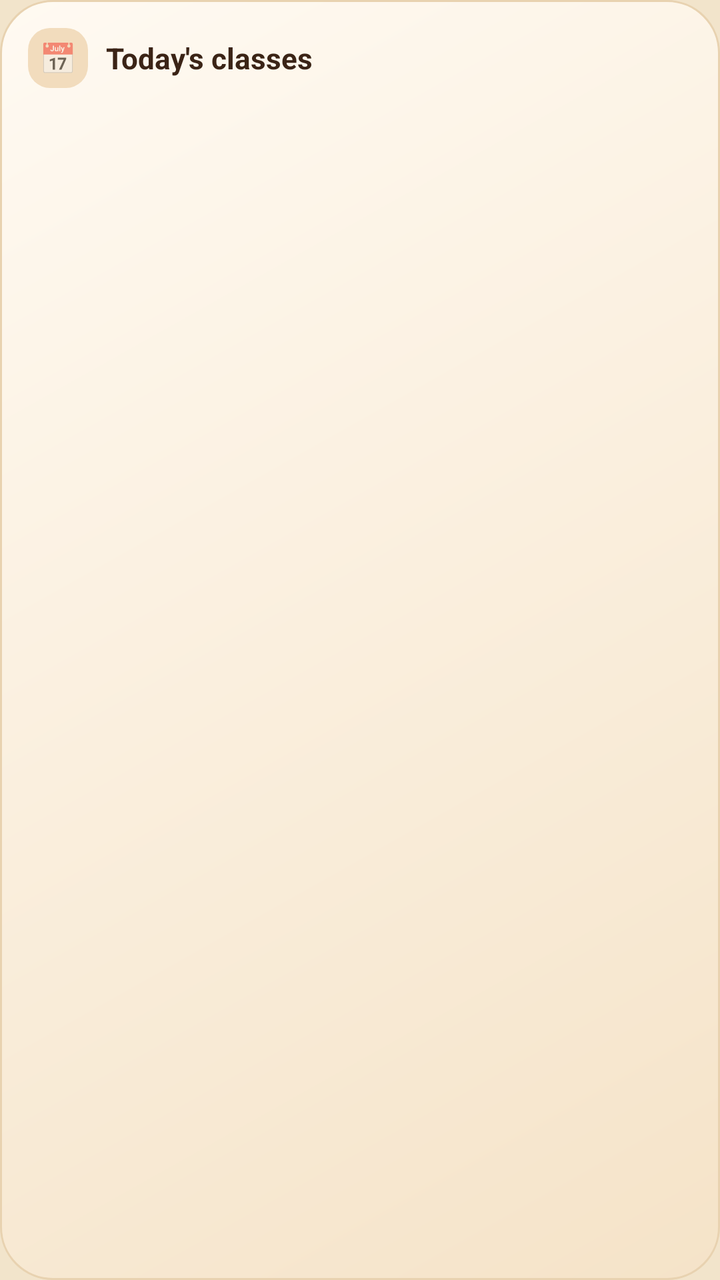
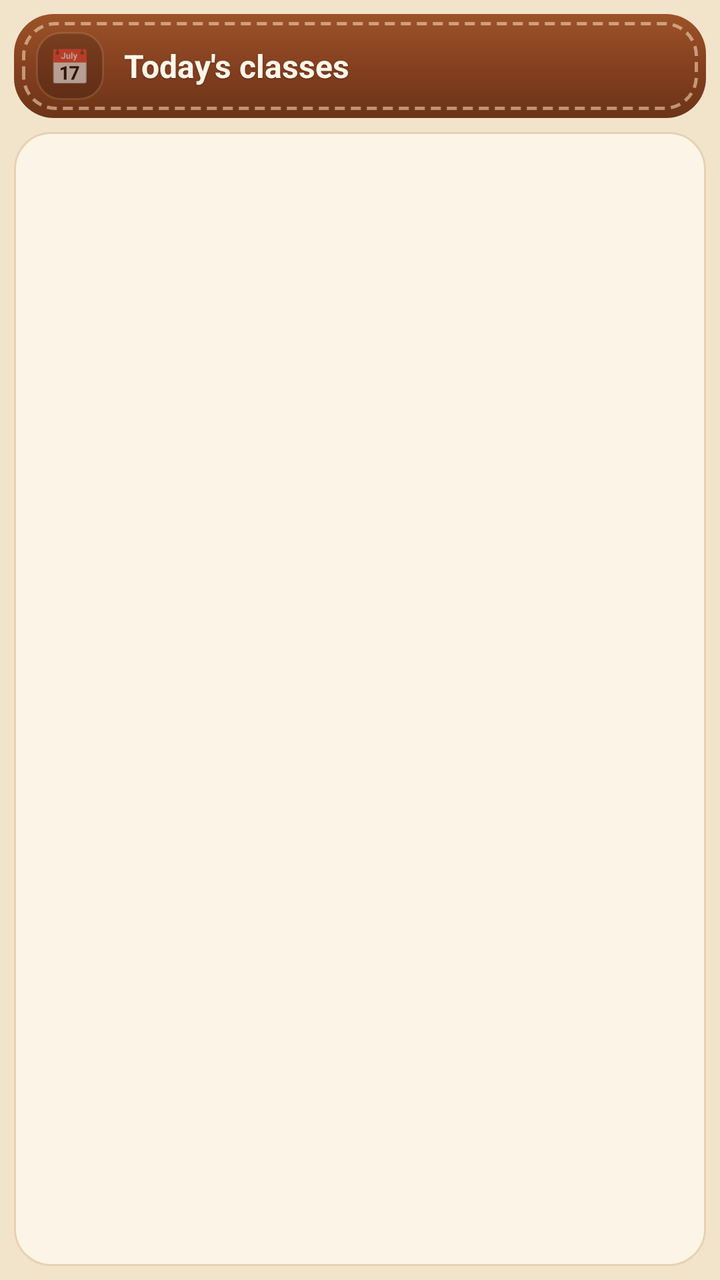

Screens rendered from an Android XML layout before and after an edit, with the pre-edit source and the edit as a unified diff.
<!-- AndroidManifest.xml: application theme AppTheme -->
<!-- res/layout/widget_today.xml -->
<?xml version="1.0" encoding="utf-8"?>
<LinearLayout xmlns:android="http://schemas.android.com/apk/res/android" android:id="@+id/w_root" android:layout_width="match_parent" android:layout_height="match_parent"
    android:orientation="vertical" android:background="@drawable/widget_bg" android:padding="14dp">
    <LinearLayout android:layout_width="match_parent" android:layout_height="wrap_content" android:orientation="horizontal" android:gravity="center_vertical">
        <TextView android:id="@+id/w_icon" android:layout_width="30dp" android:layout_height="30dp" android:background="@drawable/widget_tile"
            android:gravity="center" android:text="📅" android:textSize="15sp" />
        <TextView android:id="@+id/w_label" android:layout_width="0dp" android:layout_weight="1" android:layout_height="wrap_content" android:layout_marginStart="9dp"
            android:text="Today's classes" android:textColor="@color/widget_ink" android:textSize="14.5sp" android:textStyle="bold" android:maxLines="1" android:ellipsize="end" />
        <TextView android:id="@+id/w_chip" android:layout_width="wrap_content" android:layout_height="wrap_content" android:layout_marginStart="6dp"
            android:background="@drawable/chip_neutral" android:paddingLeft="9dp" android:paddingRight="9dp" android:paddingTop="3dp" android:paddingBottom="3dp"
            android:textColor="#8A6A52" android:textSize="11sp" android:textStyle="bold" android:maxLines="1" android:visibility="gone" />
    </LinearLayout>
    <TextView android:layout_width="match_parent" android:layout_height="4dp" />
    <LinearLayout android:id="@+id/w_r1" android:layout_width="match_parent" android:layout_height="wrap_content" android:orientation="horizontal" android:gravity="center_vertical"
        android:layout_marginTop="3dp" android:paddingLeft="8dp" android:paddingRight="8dp" android:paddingTop="5dp" android:paddingBottom="5dp" android:visibility="gone">
        <TextView android:id="@+id/w_t1" android:layout_width="62dp" android:layout_height="wrap_content" android:textColor="@color/widget_muted" android:textSize="12sp" android:textStyle="bold" android:maxLines="1" />
        <ImageView android:id="@+id/w_d1" android:layout_width="8dp" android:layout_height="8dp" android:src="@drawable/dot_accent" android:importantForAccessibility="no" />
        <TextView android:id="@+id/w_a1" android:layout_width="0dp" android:layout_weight="1" android:layout_height="wrap_content" android:layout_marginStart="10dp" android:textColor="@color/widget_ink" android:textSize="13.5sp" android:maxLines="1" android:ellipsize="end" />
        <TextView android:id="@+id/w_b1" android:layout_width="wrap_content" android:layout_height="wrap_content" android:layout_marginStart="6dp" android:textColor="@color/widget_muted" android:textSize="11.5sp" android:maxLines="1" />
    </LinearLayout>
    <LinearLayout android:id="@+id/w_r2" android:layout_width="match_parent" android:layout_height="wrap_content" android:orientation="horizontal" android:gravity="center_vertical"
        android:layout_marginTop="3dp" android:paddingLeft="8dp" android:paddingRight="8dp" android:paddingTop="5dp" android:paddingBottom="5dp" android:visibility="gone">
        <TextView android:id="@+id/w_t2" android:layout_width="62dp" android:layout_height="wrap_content" android:textColor="@color/widget_muted" android:textSize="12sp" android:textStyle="bold" android:maxLines="1" />
        <ImageView android:id="@+id/w_d2" android:layout_width="8dp" android:layout_height="8dp" android:src="@drawable/dot_accent" android:importantForAccessibility="no" />
        <TextView android:id="@+id/w_a2" android:layout_width="0dp" android:layout_weight="1" android:layout_height="wrap_content" android:layout_marginStart="10dp" android:textColor="@color/widget_ink" android:textSize="13.5sp" android:maxLines="1" android:ellipsize="end" />
        <TextView android:id="@+id/w_b2" android:layout_width="wrap_content" android:layout_height="wrap_content" android:layout_marginStart="6dp" android:textColor="@color/widget_muted" android:textSize="11.5sp" android:maxLines="1" />
    </LinearLayout>
    <LinearLayout android:id="@+id/w_r3" android:layout_width="match_parent" android:layout_height="wrap_content" android:orientation="horizontal" android:gravity="center_vertical"
        android:layout_marginTop="3dp" android:paddingLeft="8dp" android:paddingRight="8dp" android:paddingTop="5dp" android:paddingBottom="5dp" android:visibility="gone">
        <TextView android:id="@+id/w_t3" android:layout_width="62dp" android:layout_height="wrap_content" android:textColor="@color/widget_muted" android:textSize="12sp" android:textStyle="bold" android:maxLines="1" />
        <ImageView android:id="@+id/w_d3" android:layout_width="8dp" android:layout_height="8dp" android:src="@drawable/dot_accent" android:importantForAccessibility="no" />
        <TextView android:id="@+id/w_a3" android:layout_width="0dp" android:layout_weight="1" android:layout_height="wrap_content" android:layout_marginStart="10dp" android:textColor="@color/widget_ink" android:textSize="13.5sp" android:maxLines="1" android:ellipsize="end" />
        <TextView android:id="@+id/w_b3" android:layout_width="wrap_content" android:layout_height="wrap_content" android:layout_marginStart="6dp" android:textColor="@color/widget_muted" android:textSize="11.5sp" android:maxLines="1" />
    </LinearLayout>
    <LinearLayout android:id="@+id/w_r4" android:layout_width="match_parent" android:layout_height="wrap_content" android:orientation="horizontal" android:gravity="center_vertical"
        android:layout_marginTop="3dp" android:paddingLeft="8dp" android:paddingRight="8dp" android:paddingTop="5dp" android:paddingBottom="5dp" android:visibility="gone">
        <TextView android:id="@+id/w_t4" android:layout_width="62dp" android:layout_height="wrap_content" android:textColor="@color/widget_muted" android:textSize="12sp" android:textStyle="bold" android:maxLines="1" />
        <ImageView android:id="@+id/w_d4" android:layout_width="8dp" android:layout_height="8dp" android:src="@drawable/dot_accent" android:importantForAccessibility="no" />
        <TextView android:id="@+id/w_a4" android:layout_width="0dp" android:layout_weight="1" android:layout_height="wrap_content" android:layout_marginStart="10dp" android:textColor="@color/widget_ink" android:textSize="13.5sp" android:maxLines="1" android:ellipsize="end" />
        <TextView android:id="@+id/w_b4" android:layout_width="wrap_content" android:layout_height="wrap_content" android:layout_marginStart="6dp" android:textColor="@color/widget_muted" android:textSize="11.5sp" android:maxLines="1" />
    </LinearLayout>
    <LinearLayout android:id="@+id/w_r5" android:layout_width="match_parent" android:layout_height="wrap_content" android:orientation="horizontal" android:gravity="center_vertical"
        android:layout_marginTop="3dp" android:paddingLeft="8dp" android:paddingRight="8dp" android:paddingTop="5dp" android:paddingBottom="5dp" android:visibility="gone">
        <TextView android:id="@+id/w_t5" android:layout_width="62dp" android:layout_height="wrap_content" android:textColor="@color/widget_muted" android:textSize="12sp" android:textStyle="bold" android:maxLines="1" />
        <ImageView android:id="@+id/w_d5" android:layout_width="8dp" android:layout_height="8dp" android:src="@drawable/dot_accent" android:importantForAccessibility="no" />
        <TextView android:id="@+id/w_a5" android:layout_width="0dp" android:layout_weight="1" android:layout_height="wrap_content" android:layout_marginStart="10dp" android:textColor="@color/widget_ink" android:textSize="13.5sp" android:maxLines="1" android:ellipsize="end" />
        <TextView android:id="@+id/w_b5" android:layout_width="wrap_content" android:layout_height="wrap_content" android:layout_marginStart="6dp" android:textColor="@color/widget_muted" android:textSize="11.5sp" android:maxLines="1" />
    </LinearLayout>
    <LinearLayout android:id="@+id/w_r6" android:layout_width="match_parent" android:layout_height="wrap_content" android:orientation="horizontal" android:gravity="center_vertical"
        android:layout_marginTop="3dp" android:paddingLeft="8dp" android:paddingRight="8dp" android:paddingTop="5dp" android:paddingBottom="5dp" android:visibility="gone">
        <TextView android:id="@+id/w_t6" android:layout_width="62dp" android:layout_height="wrap_content" android:textColor="@color/widget_muted" android:textSize="12sp" android:textStyle="bold" android:maxLines="1" />
        <ImageView android:id="@+id/w_d6" android:layout_width="8dp" android:layout_height="8dp" android:src="@drawable/dot_accent" android:importantForAccessibility="no" />
        <TextView android:id="@+id/w_a6" android:layout_width="0dp" android:layout_weight="1" android:layout_height="wrap_content" android:layout_marginStart="10dp" android:textColor="@color/widget_ink" android:textSize="13.5sp" android:maxLines="1" android:ellipsize="end" />
        <TextView android:id="@+id/w_b6" android:layout_width="wrap_content" android:layout_height="wrap_content" android:layout_marginStart="6dp" android:textColor="@color/widget_muted" android:textSize="11.5sp" android:maxLines="1" />
    </LinearLayout>
    <TextView android:id="@+id/w_empty" android:layout_width="match_parent" android:layout_height="wrap_content" android:layout_marginTop="10dp" android:textColor="@color/widget_muted" android:textSize="13sp" android:visibility="gone" />
</LinearLayout>
<!-- resources referenced by this layout -->
<resources>
  <color name="widget_ink">#3B2416</color>
  <color name="widget_muted">#8A6A52</color>
  <!-- drawable chip_neutral (drawable) -->
  <?xml version="1.0" encoding="utf-8"?>
  <shape xmlns:android="http://schemas.android.com/apk/res/android" android:shape="rectangle">
      <solid android:color="#268A6A52" />
      <corners android:radius="999dp" />
  </shape>
  <!-- drawable dot_accent (drawable) -->
  <?xml version="1.0" encoding="utf-8"?>
  <shape xmlns:android="http://schemas.android.com/apk/res/android" android:shape="oval">
      <solid android:color="#C0662A" />
      <size android:width="8dp" android:height="8dp" />
  </shape>
  <!-- drawable widget_bg (drawable) -->
  <?xml version="1.0" encoding="utf-8"?>
  <shape xmlns:android="http://schemas.android.com/apk/res/android" android:shape="rectangle">
      <gradient android:angle="315" android:startColor="@color/widget_bg_top" android:endColor="@color/widget_bg_bottom" />
      <corners android:radius="26dp" />
      <stroke android:width="1dp" android:color="@color/widget_line" />
  </shape>
  <!-- drawable widget_tile (drawable) -->
  <?xml version="1.0" encoding="utf-8"?>
  <shape xmlns:android="http://schemas.android.com/apk/res/android" android:shape="rectangle">
      <solid android:color="@color/widget_tile" />
      <corners android:radius="11dp" />
  </shape>
  <style name="AppTheme" parent="Theme.AppCompat.DayNight.NoActionBar">
          <item name="colorPrimary">@color/colorPrimary</item>
          <item name="colorPrimaryDark">@color/colorPrimaryDark</item>
          <item name="colorAccent">@color/colorAccent</item>
          <item name="android:windowBackground">@color/page</item>
      </style>
  <color name="widget_bg_top">#FFFAF2</color>
  <color name="widget_bg_bottom">#F5E3C8</color>
  <color name="widget_line">#E8D2B0</color>
  <color name="widget_tile">#F2DCBD</color>
  <color name="colorPrimary">#7C3D1B</color>
  <color name="colorPrimaryDark">#7C3D1B</color>
  <color name="colorAccent">#6A3DE8</color>
  <color name="page">#F2E4CB</color>
</resources>

<!-- the commit's change to res/layout/widget_today.xml (unified diff, before → after) -->
@@ -1,57 +1,66 @@
 <?xml version="1.0" encoding="utf-8"?>
 <LinearLayout xmlns:android="http://schemas.android.com/apk/res/android" android:id="@+id/w_root" android:layout_width="match_parent" android:layout_height="match_parent"
-    android:orientation="vertical" android:background="@drawable/widget_bg" android:padding="14dp">
-    <LinearLayout android:layout_width="match_parent" android:layout_height="wrap_content" android:orientation="horizontal" android:gravity="center_vertical">
-        <TextView android:id="@+id/w_icon" android:layout_width="30dp" android:layout_height="30dp" android:background="@drawable/widget_tile"
-            android:gravity="center" android:text="📅" android:textSize="15sp" />
-        <TextView android:id="@+id/w_label" android:layout_width="0dp" android:layout_weight="1" android:layout_height="wrap_content" android:layout_marginStart="9dp"
-            android:text="Today's classes" android:textColor="@color/widget_ink" android:textSize="14.5sp" android:textStyle="bold" android:maxLines="1" android:ellipsize="end" />
+    android:orientation="vertical" android:background="@drawable/widget_bg" android:padding="7dp">
+    
+    <LinearLayout android:layout_width="match_parent" android:layout_height="wrap_content" android:orientation="horizontal" android:gravity="center_vertical"
+        android:background="@drawable/widget_leather" android:paddingLeft="11dp" android:paddingRight="11dp" android:paddingTop="9dp" android:paddingBottom="9dp">
+        <TextView android:id="@+id/w_icon" android:layout_width="34dp" android:layout_height="34dp" android:background="@drawable/widget_tile"
+            android:gravity="center" android:text="📅" android:textSize="17sp" />
+        <LinearLayout android:layout_width="0dp" android:layout_weight="1" android:layout_height="wrap_content" android:orientation="vertical" android:layout_marginStart="10dp">
+            <TextView android:id="@+id/w_label" android:layout_width="match_parent" android:layout_height="wrap_content" android:text="Today's classes"
+                android:textColor="#FFFFF6EA" android:textSize="16sp" android:textStyle="bold" android:maxLines="1" android:ellipsize="end"
+                android:shadowColor="#8C321405" android:shadowDy="1" android:shadowRadius="1" />
+            <TextView android:id="@+id/w_hsub" android:layout_width="match_parent" android:layout_height="wrap_content" android:textColor="#FFF0CFA6"
+                android:textSize="11.5sp" android:textStyle="bold" android:maxLines="1" android:ellipsize="end" android:visibility="gone" />
+        </LinearLayout>
         <TextView android:id="@+id/w_chip" android:layout_width="wrap_content" android:layout_height="wrap_content" android:layout_marginStart="6dp"
             android:background="@drawable/chip_neutral" android:paddingLeft="9dp" android:paddingRight="9dp" android:paddingTop="3dp" android:paddingBottom="3dp"
-            android:textColor="#8A6A52" android:textSize="11sp" android:textStyle="bold" android:maxLines="1" android:visibility="gone" />
+            android:textColor="#FFFFF1DD" android:textSize="11sp" android:textStyle="bold" android:maxLines="1" android:visibility="gone" />
     </LinearLayout>
-    <TextView android:layout_width="match_parent" android:layout_height="4dp" />
-    <LinearLayout android:id="@+id/w_r1" android:layout_width="match_parent" android:layout_height="wrap_content" android:orientation="horizontal" android:gravity="center_vertical"
-        android:layout_marginTop="3dp" android:paddingLeft="8dp" android:paddingRight="8dp" android:paddingTop="5dp" android:paddingBottom="5dp" android:visibility="gone">
-        <TextView android:id="@+id/w_t1" android:layout_width="62dp" android:layout_height="wrap_content" android:textColor="@color/widget_muted" android:textSize="12sp" android:textStyle="bold" android:maxLines="1" />
-        <ImageView android:id="@+id/w_d1" android:layout_width="8dp" android:layout_height="8dp" android:src="@drawable/dot_accent" android:importantForAccessibility="no" />
-        <TextView android:id="@+id/w_a1" android:layout_width="0dp" android:layout_weight="1" android:layout_height="wrap_content" android:layout_marginStart="10dp" android:textColor="@color/widget_ink" android:textSize="13.5sp" android:maxLines="1" android:ellipsize="end" />
-        <TextView android:id="@+id/w_b1" android:layout_width="wrap_content" android:layout_height="wrap_content" android:layout_marginStart="6dp" android:textColor="@color/widget_muted" android:textSize="11.5sp" android:maxLines="1" />
+    <LinearLayout android:id="@+id/w_card" android:layout_width="match_parent" android:layout_height="0dp" android:layout_weight="1" android:layout_marginTop="7dp"
+        android:orientation="vertical" android:background="@drawable/widget_card" android:padding="7dp">
+        <LinearLayout android:id="@+id/w_r1" android:layout_width="match_parent" android:layout_height="wrap_content" android:orientation="horizontal" android:gravity="center_vertical"
+            android:layout_marginTop="2dp" android:paddingLeft="7dp" android:paddingRight="7dp" android:paddingTop="5dp" android:paddingBottom="5dp" android:visibility="gone">
+            <TextView android:id="@+id/w_t1" android:layout_width="60dp" android:layout_height="wrap_content" android:textColor="@color/widget_muted" android:textSize="12sp" android:textStyle="bold" android:maxLines="1" />
+            <ImageView android:id="@+id/w_d1" android:layout_width="8dp" android:layout_height="8dp" android:src="@drawable/dot_accent" android:importantForAccessibility="no" />
+            <TextView android:id="@+id/w_a1" android:layout_width="0dp" android:layout_weight="1" android:layout_height="wrap_content" android:layout_marginStart="10dp" android:textColor="@color/widget_ink" android:textSize="13.5sp" android:maxLines="1" android:ellipsize="end" />
+            <TextView android:id="@+id/w_b1" android:layout_width="wrap_content" android:layout_height="wrap_content" android:layout_marginStart="6dp" android:textColor="@color/widget_muted" android:textSize="11.5sp" android:maxLines="1" />
+        </LinearLayout>
+        <LinearLayout android:id="@+id/w_r2" android:layout_width="match_parent" android:layout_height="wrap_content" android:orientation="horizontal" android:gravity="center_vertical"
+            android:layout_marginTop="2dp" android:paddingLeft="7dp" android:paddingRight="7dp" android:paddingTop="5dp" android:paddingBottom="5dp" android:visibility="gone">
+            <TextView android:id="@+id/w_t2" android:layout_width="60dp" android:layout_height="wrap_content" android:textColor="@color/widget_muted" android:textSize="12sp" android:textStyle="bold" android:maxLines="1" />
+            <ImageView android:id="@+id/w_d2" android:layout_width="8dp" android:layout_height="8dp" android:src="@drawable/dot_accent" android:importantForAccessibility="no" />
+            <TextView android:id="@+id/w_a2" android:layout_width="0dp" android:layout_weight="1" android:layout_height="wrap_content" android:layout_marginStart="10dp" android:textColor="@color/widget_ink" android:textSize="13.5sp" android:maxLines="1" android:ellipsize="end" />
+            <TextView android:id="@+id/w_b2" android:layout_width="wrap_content" android:layout_height="wrap_content" android:layout_marginStart="6dp" android:textColor="@color/widget_muted" android:textSize="11.5sp" android:maxLines="1" />
+        </LinearLayout>
+        <LinearLayout android:id="@+id/w_r3" android:layout_width="match_parent" android:layout_height="wrap_content" android:orientation="horizontal" android:gravity="center_vertical"
+            android:layout_marginTop="2dp" android:paddingLeft="7dp" android:paddingRight="7dp" android:paddingTop="5dp" android:paddingBottom="5dp" android:visibility="gone">
+            <TextView android:id="@+id/w_t3" android:layout_width="60dp" android:layout_height="wrap_content" android:textColor="@color/widget_muted" android:textSize="12sp" android:textStyle="bold" android:maxLines="1" />
+            <ImageView android:id="@+id/w_d3" android:layout_width="8dp" android:layout_height="8dp" android:src="@drawable/dot_accent" android:importantForAccessibility="no" />
+            <TextView android:id="@+id/w_a3" android:layout_width="0dp" android:layout_weight="1" android:layout_height="wrap_content" android:layout_marginStart="10dp" android:textColor="@color/widget_ink" android:textSize="13.5sp" android:maxLines="1" android:ellipsize="end" />
+            <TextView android:id="@+id/w_b3" android:layout_width="wrap_content" android:layout_height="wrap_content" android:layout_marginStart="6dp" android:textColor="@color/widget_muted" android:textSize="11.5sp" android:maxLines="1" />
+        </LinearLayout>
+        <LinearLayout android:id="@+id/w_r4" android:layout_width="match_parent" android:layout_height="wrap_content" android:orientation="horizontal" android:gravity="center_vertical"
+            android:layout_marginTop="2dp" android:paddingLeft="7dp" android:paddingRight="7dp" android:paddingTop="5dp" android:paddingBottom="5dp" android:visibility="gone">
+            <TextView android:id="@+id/w_t4" android:layout_width="60dp" android:layout_height="wrap_content" android:textColor="@color/widget_muted" android:textSize="12sp" android:textStyle="bold" android:maxLines="1" />
+            <ImageView android:id="@+id/w_d4" android:layout_width="8dp" android:layout_height="8dp" android:src="@drawable/dot_accent" android:importantForAccessibility="no" />
+            <TextView android:id="@+id/w_a4" android:layout_width="0dp" android:layout_weight="1" android:layout_height="wrap_content" android:layout_marginStart="10dp" android:textColor="@color/widget_ink" android:textSize="13.5sp" android:maxLines="1" android:ellipsize="end" />
+            <TextView android:id="@+id/w_b4" android:layout_width="wrap_content" android:layout_height="wrap_content" android:layout_marginStart="6dp" android:textColor="@color/widget_muted" android:textSize="11.5sp" android:maxLines="1" />
+        </LinearLayout>
+        <LinearLayout android:id="@+id/w_r5" android:layout_width="match_parent" android:layout_height="wrap_content" android:orientation="horizontal" android:gravity="center_vertical"
+            android:layout_marginTop="2dp" android:paddingLeft="7dp" android:paddingRight="7dp" android:paddingTop="5dp" android:paddingBottom="5dp" android:visibility="gone">
+            <TextView android:id="@+id/w_t5" android:layout_width="60dp" android:layout_height="wrap_content" android:textColor="@color/widget_muted" android:textSize="12sp" android:textStyle="bold" android:maxLines="1" />
+            <ImageView android:id="@+id/w_d5" android:layout_width="8dp" android:layout_height="8dp" android:src="@drawable/dot_accent" android:importantForAccessibility="no" />
+            <TextView android:id="@+id/w_a5" android:layout_width="0dp" android:layout_weight="1" android:layout_height="wrap_content" android:layout_marginStart="10dp" android:textColor="@color/widget_ink" android:textSize="13.5sp" android:maxLines="1" android:ellipsize="end" />
+            <TextView android:id="@+id/w_b5" android:layout_width="wrap_content" android:layout_height="wrap_content" android:layout_marginStart="6dp" android:textColor="@color/widget_muted" android:textSize="11.5sp" android:maxLines="1" />
+        </LinearLayout>
+        <LinearLayout android:id="@+id/w_r6" android:layout_width="match_parent" android:layout_height="wrap_content" android:orientation="horizontal" android:gravity="center_vertical"
+            android:layout_marginTop="2dp" android:paddingLeft="7dp" android:paddingRight="7dp" android:paddingTop="5dp" android:paddingBottom="5dp" android:visibility="gone">
+            <TextView android:id="@+id/w_t6" android:layout_width="60dp" android:layout_height="wrap_content" android:textColor="@color/widget_muted" android:textSize="12sp" android:textStyle="bold" android:maxLines="1" />
+            <ImageView android:id="@+id/w_d6" android:layout_width="8dp" android:layout_height="8dp" android:src="@drawable/dot_accent" android:importantForAccessibility="no" />
+            <TextView android:id="@+id/w_a6" android:layout_width="0dp" android:layout_weight="1" android:layout_height="wrap_content" android:layout_marginStart="10dp" android:textColor="@color/widget_ink" android:textSize="13.5sp" android:maxLines="1" android:ellipsize="end" />
+            <TextView android:id="@+id/w_b6" android:layout_width="wrap_content" android:layout_height="wrap_content" android:layout_marginStart="6dp" android:textColor="@color/widget_muted" android:textSize="11.5sp" android:maxLines="1" />
+        </LinearLayout>
+        <TextView android:id="@+id/w_empty" android:layout_width="match_parent" android:layout_height="wrap_content" android:layout_marginTop="4dp" android:textColor="@color/widget_muted" android:textSize="13sp" android:visibility="gone" />
     </LinearLayout>
-    <LinearLayout android:id="@+id/w_r2" android:layout_width="match_parent" android:layout_height="wrap_content" android:orientation="horizontal" android:gravity="center_vertical"
-        android:layout_marginTop="3dp" android:paddingLeft="8dp" android:paddingRight="8dp" android:paddingTop="5dp" android:paddingBottom="5dp" android:visibility="gone">
-        <TextView android:id="@+id/w_t2" android:layout_width="62dp" android:layout_height="wrap_content" android:textColor="@color/widget_muted" android:textSize="12sp" android:textStyle="bold" android:maxLines="1" />
-        <ImageView android:id="@+id/w_d2" android:layout_width="8dp" android:layout_height="8dp" android:src="@drawable/dot_accent" android:importantForAccessibility="no" />
-        <TextView android:id="@+id/w_a2" android:layout_width="0dp" android:layout_weight="1" android:layout_height="wrap_content" android:layout_marginStart="10dp" android:textColor="@color/widget_ink" android:textSize="13.5sp" android:maxLines="1" android:ellipsize="end" />
-        <TextView android:id="@+id/w_b2" android:layout_width="wrap_content" android:layout_height="wrap_content" android:layout_marginStart="6dp" android:textColor="@color/widget_muted" android:textSize="11.5sp" android:maxLines="1" />
-    </LinearLayout>
-    <LinearLayout android:id="@+id/w_r3" android:layout_width="match_parent" android:layout_height="wrap_content" android:orientation="horizontal" android:gravity="center_vertical"
-        android:layout_marginTop="3dp" android:paddingLeft="8dp" android:paddingRight="8dp" android:paddingTop="5dp" android:paddingBottom="5dp" android:visibility="gone">
-        <TextView android:id="@+id/w_t3" android:layout_width="62dp" android:layout_height="wrap_content" android:textColor="@color/widget_muted" android:textSize="12sp" android:textStyle="bold" android:maxLines="1" />
-        <ImageView android:id="@+id/w_d3" android:layout_width="8dp" android:layout_height="8dp" android:src="@drawable/dot_accent" android:importantForAccessibility="no" />
-        <TextView android:id="@+id/w_a3" android:layout_width="0dp" android:layout_weight="1" android:layout_height="wrap_content" android:layout_marginStart="10dp" android:textColor="@color/widget_ink" android:textSize="13.5sp" android:maxLines="1" android:ellipsize="end" />
-        <TextView android:id="@+id/w_b3" android:layout_width="wrap_content" android:layout_height="wrap_content" android:layout_marginStart="6dp" android:textColor="@color/widget_muted" android:textSize="11.5sp" android:maxLines="1" />
-    </LinearLayout>
-    <LinearLayout android:id="@+id/w_r4" android:layout_width="match_parent" android:layout_height="wrap_content" android:orientation="horizontal" android:gravity="center_vertical"
-        android:layout_marginTop="3dp" android:paddingLeft="8dp" android:paddingRight="8dp" android:paddingTop="5dp" android:paddingBottom="5dp" android:visibility="gone">
-        <TextView android:id="@+id/w_t4" android:layout_width="62dp" android:layout_height="wrap_content" android:textColor="@color/widget_muted" android:textSize="12sp" android:textStyle="bold" android:maxLines="1" />
-        <ImageView android:id="@+id/w_d4" android:layout_width="8dp" android:layout_height="8dp" android:src="@drawable/dot_accent" android:importantForAccessibility="no" />
-        <TextView android:id="@+id/w_a4" android:layout_width="0dp" android:layout_weight="1" android:layout_height="wrap_content" android:layout_marginStart="10dp" android:textColor="@color/widget_ink" android:textSize="13.5sp" android:maxLines="1" android:ellipsize="end" />
-        <TextView android:id="@+id/w_b4" android:layout_width="wrap_content" android:layout_height="wrap_content" android:layout_marginStart="6dp" android:textColor="@color/widget_muted" android:textSize="11.5sp" android:maxLines="1" />
-    </LinearLayout>
-    <LinearLayout android:id="@+id/w_r5" android:layout_width="match_parent" android:layout_height="wrap_content" android:orientation="horizontal" android:gravity="center_vertical"
-        android:layout_marginTop="3dp" android:paddingLeft="8dp" android:paddingRight="8dp" android:paddingTop="5dp" android:paddingBottom="5dp" android:visibility="gone">
-        <TextView android:id="@+id/w_t5" android:layout_width="62dp" android:layout_height="wrap_content" android:textColor="@color/widget_muted" android:textSize="12sp" android:textStyle="bold" android:maxLines="1" />
-        <ImageView android:id="@+id/w_d5" android:layout_width="8dp" android:layout_height="8dp" android:src="@drawable/dot_accent" android:importantForAccessibility="no" />
-        <TextView android:id="@+id/w_a5" android:layout_width="0dp" android:layout_weight="1" android:layout_height="wrap_content" android:layout_marginStart="10dp" android:textColor="@color/widget_ink" android:textSize="13.5sp" android:maxLines="1" android:ellipsize="end" />
-        <TextView android:id="@+id/w_b5" android:layout_width="wrap_content" android:layout_height="wrap_content" android:layout_marginStart="6dp" android:textColor="@color/widget_muted" android:textSize="11.5sp" android:maxLines="1" />
-    </LinearLayout>
-    <LinearLayout android:id="@+id/w_r6" android:layout_width="match_parent" android:layout_height="wrap_content" android:orientation="horizontal" android:gravity="center_vertical"
-        android:layout_marginTop="3dp" android:paddingLeft="8dp" android:paddingRight="8dp" android:paddingTop="5dp" android:paddingBottom="5dp" android:visibility="gone">
-        <TextView android:id="@+id/w_t6" android:layout_width="62dp" android:layout_height="wrap_content" android:textColor="@color/widget_muted" android:textSize="12sp" android:textStyle="bold" android:maxLines="1" />
-        <ImageView android:id="@+id/w_d6" android:layout_width="8dp" android:layout_height="8dp" android:src="@drawable/dot_accent" android:importantForAccessibility="no" />
-        <TextView android:id="@+id/w_a6" android:layout_width="0dp" android:layout_weight="1" android:layout_height="wrap_content" android:layout_marginStart="10dp" android:textColor="@color/widget_ink" android:textSize="13.5sp" android:maxLines="1" android:ellipsize="end" />
-        <TextView android:id="@+id/w_b6" android:layout_width="wrap_content" android:layout_height="wrap_content" android:layout_marginStart="6dp" android:textColor="@color/widget_muted" android:textSize="11.5sp" android:maxLines="1" />
-    </LinearLayout>
-    <TextView android:id="@+id/w_empty" android:layout_width="match_parent" android:layout_height="wrap_content" android:layout_marginTop="10dp" android:textColor="@color/widget_muted" android:textSize="13sp" android:visibility="gone" />
 </LinearLayout>
<!-- resource entries referenced after the edit -->
@@ -5,8 +5,9 @@
   <!-- drawable chip_neutral (drawable) -->
   <?xml version="1.0" encoding="utf-8"?>
   <shape xmlns:android="http://schemas.android.com/apk/res/android" android:shape="rectangle">
-      <solid android:color="#268A6A52" />
+      <solid android:color="#33FFE9CC" />
       <corners android:radius="999dp" />
+      <stroke android:width="1dp" android:color="#40FFE2BE" />
   </shape>
   <!-- drawable dot_accent (drawable) -->
   <?xml version="1.0" encoding="utf-8"?>
@@ -17,15 +18,39 @@
   <!-- drawable widget_bg (drawable) -->
   <?xml version="1.0" encoding="utf-8"?>
   <shape xmlns:android="http://schemas.android.com/apk/res/android" android:shape="rectangle">
-      <gradient android:angle="315" android:startColor="@color/widget_bg_top" android:endColor="@color/widget_bg_bottom" />
+      <solid android:color="@color/widget_paper" />
       <corners android:radius="26dp" />
+  </shape>
+  <!-- drawable widget_card (drawable) -->
+  <?xml version="1.0" encoding="utf-8"?>
+  <shape xmlns:android="http://schemas.android.com/apk/res/android" android:shape="rectangle">
+      <solid android:color="@color/widget_card" />
+      <corners android:radius="18dp" />
       <stroke android:width="1dp" android:color="@color/widget_line" />
   </shape>
+  <!-- drawable widget_leather (drawable) -->
+  <?xml version="1.0" encoding="utf-8"?>
+  <layer-list xmlns:android="http://schemas.android.com/apk/res/android">
+      <item>
+          <shape android:shape="rectangle">
+              <gradient android:angle="270" android:startColor="#9C5328" android:centerColor="#844020" android:endColor="#6C3416" />
+              <corners android:radius="20dp" />
+          </shape>
+      </item>
+      <item android:left="4dp" android:top="4dp" android:right="4dp" android:bottom="4dp">
+          <shape android:shape="rectangle">
+              <solid android:color="#00000000" />
+              <stroke android:width="1.5dp" android:color="#8CFFE2BE" android:dashWidth="5dp" android:dashGap="3dp" />
+              <corners android:radius="16dp" />
+          </shape>
+      </item>
+  </layer-list>
   <!-- drawable widget_tile (drawable) -->
   <?xml version="1.0" encoding="utf-8"?>
   <shape xmlns:android="http://schemas.android.com/apk/res/android" android:shape="rectangle">
-      <solid android:color="@color/widget_tile" />
-      <corners android:radius="11dp" />
+      <solid android:color="#2E000000" />
+      <corners android:radius="12dp" />
+      <stroke android:width="1dp" android:color="#26FFD2A0" />
   </shape>
   <style name="AppTheme" parent="Theme.AppCompat.DayNight.NoActionBar">
           <item name="colorPrimary">@color/colorPrimary</item>
@@ -33,10 +58,9 @@
           <item name="colorAccent">@color/colorAccent</item>
           <item name="android:windowBackground">@color/page</item>
       </style>
-  <color name="widget_bg_top">#FFFAF2</color>
-  <color name="widget_bg_bottom">#F5E3C8</color>
-  <color name="widget_line">#E8D2B0</color>
-  <color name="widget_tile">#F2DCBD</color>
+  <color name="widget_paper">#F2E4CB</color>
+  <color name="widget_card">#FCF5E7</color>
+  <color name="widget_line">#E6D2B2</color>
   <color name="colorPrimary">#7C3D1B</color>
   <color name="colorPrimaryDark">#7C3D1B</color>
   <color name="colorAccent">#6A3DE8</color>
